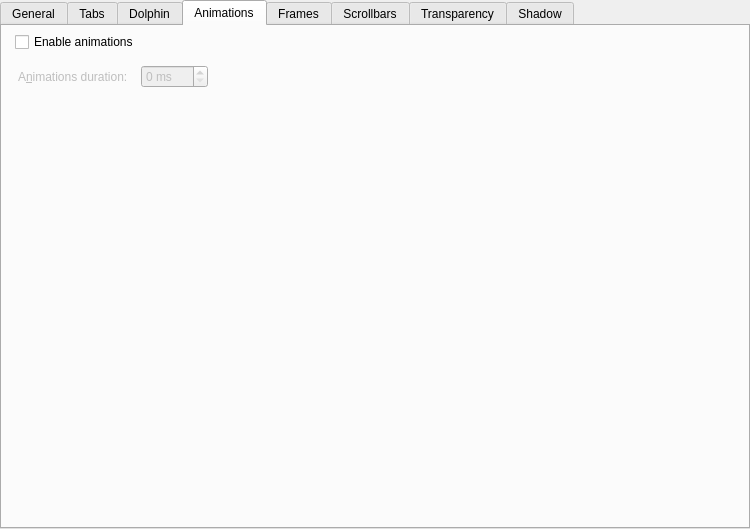
This is kde/kstyle/config/ui/blossomuistyleconfig.ui in BlossomMirrors/blossom-ui as Qt 5 draws it before an edit. The edited form follows.
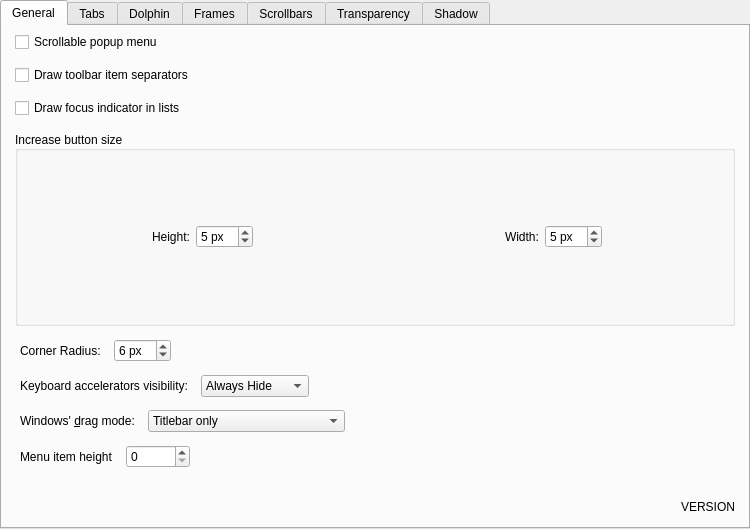
This is the edited form. The open tabs and pages were chosen to show the change. Custom widgets are drawn as their Qt base class.

Diff of the .ui file:
```diff
--- a/kde/kstyle/config/ui/blossomuistyleconfig.ui
+++ b/kde/kstyle/config/ui/blossomuistyleconfig.ui
@@ -82,13 +82,6 @@
          </property>
         </widget>
        </item>
-       <item row="3" column="0">
-        <widget class="QCheckBox" name="_sunkenEffect">
-         <property name="text">
-          <string>Float and sunken effect on checkboxes and radio buttons</string>
-         </property>
-        </widget>
-       </item>
        <item row="5" column="0" rowspan="6" colspan="2">
         <widget class="QGroupBox" name="groupBox">
          <property name="sizePolicy">
@@ -511,13 +504,6 @@
          </property>
         </widget>
        </item>
-       <item row="4" column="0">
-        <widget class="QCheckBox" name="_useNewCheckBox">
-         <property name="text">
-          <string>Use the new checkbox style</string>
-         </property>
-        </widget>
-       </item>
       </layout>
      </widget>
      <widget class="QWidget" name="Tabs">
@@ -545,30 +531,6 @@
          <property name="topMargin">
           <number>4</number>
          </property>
-         <item>
-          <widget class="QRadioButton" name="_defaultTabbar">
-           <property name="text">
-            <string>BlossomUI</string>
-           </property>
-           <property name="checked">
-            <bool>true</bool>
-           </property>
-          </widget>
-         </item>
-         <item>
-          <widget class="QRadioButton" name="_oldTabbar">
-           <property name="text">
-            <string>BlossomUI Default</string>
-           </property>
-          </widget>
-         </item>
-         <item>
-          <widget class="QRadioButton" name="_tabBarAltStyle">
-           <property name="text">
-            <string>BlossomUI Alternative</string>
-           </property>
-          </widget>
-         </item>
          <item>
           <widget class="QCheckBox" name="_documentModeTabs">
            <property name="text">
@@ -764,13 +726,6 @@
        <property name="bottomMargin">
         <number>13</number>
        </property>
-       <item>
-        <widget class="QCheckBox" name="_transparentDolphinView">
-         <property name="text">
-          <string>Transparent Dolphin view</string>
-         </property>
-        </widget>
-       </item>
        <item>
         <widget class="QCheckBox" name="_disableDolphinUrlNavigatorBackground">
          <property name="text">
@@ -951,110 +906,6 @@
        </item>
       </layout>
      </widget>
-     <widget class="QWidget" name="Animations">
-      <attribute name="title">
-       <string>Animations</string>
-      </attribute>
-      <layout class="QGridLayout" name="gridLayout_5">
-       <property name="leftMargin">
-        <number>11</number>
-       </property>
-       <property name="topMargin">
-        <number>6</number>
-       </property>
-       <property name="rightMargin">
-        <number>13</number>
-       </property>
-       <property name="bottomMargin">
-        <number>13</number>
-       </property>
-       <property name="spacing">
-        <number>13</number>
-       </property>
-       <item row="1" column="0">
-        <layout class="QVBoxLayout" name="verticalLayout_8">
-         <property name="leftMargin">
-          <number>2</number>
-         </property>
-         <item>
-          <widget class="QCheckBox" name="_animationsEnabled">
-           <property name="text">
-            <string>Enable animations</string>
-           </property>
-          </widget>
-         </item>
-        </layout>
-       </item>
-       <item row="3" column="0">
-        <spacer name="verticalSpacer_5">
-         <property name="orientation">
-          <enum>Qt::Orientation::Vertical</enum>
-         </property>
-         <property name="sizeHint" stdset="0">
-          <size>
-           <width>20</width>
-           <height>40</height>
-          </size>
-         </property>
-        </spacer>
-       </item>
-       <item row="2" column="0">
-        <layout class="QHBoxLayout" name="horizontalLayout_15">
-         <item>
-          <widget class="QLabel" name="_animationsDurationLabel">
-           <property name="enabled">
-            <bool>false</bool>
-           </property>
-           <property name="text">
-            <string>A&amp;nimations duration:</string>
-           </property>
-           <property name="alignment">
-            <set>Qt::AlignmentFlag::AlignLeading|Qt::AlignmentFlag::AlignLeft|Qt::AlignmentFlag::AlignVCenter</set>
-           </property>
-           <property name="indent">
-            <number>5</number>
-           </property>
-           <property name="buddy">
-            <cstring>_animationsDuration</cstring>
-           </property>
-          </widget>
-         </item>
-         <item>
-          <widget class="QSpinBox" name="_animationsDuration">
-           <property name="enabled">
-            <bool>false</bool>
-           </property>
-           <property name="sizePolicy">
-            <sizepolicy hsizetype="Preferred" vsizetype="Fixed">
-             <horstretch>0</horstretch>
-             <verstretch>0</verstretch>
-            </sizepolicy>
-           </property>
-           <property name="suffix">
-            <string> ms</string>
-           </property>
-           <property name="maximum">
-            <number>500</number>
-           </property>
-          </widget>
-         </item>
-         <item>
-          <spacer name="horizontalSpacer_4">
-           <property name="orientation">
-            <enum>Qt::Orientation::Horizontal</enum>
-           </property>
-           <property name="sizeHint" stdset="0">
-            <size>
-             <width>40</width>
-             <height>20</height>
-            </size>
-           </property>
-          </spacer>
-         </item>
-        </layout>
-       </item>
-      </layout>
-     </widget>
      <widget class="QWidget" name="Frames">
       <attribute name="title">
        <string>Frames</string>
@@ -1122,20 +973,6 @@
            </property>
           </widget>
          </item>
-         <item>
-          <widget class="QCheckBox" name="_fancyMargins">
-           <property name="text">
-            <string>Fancy margins</string>
-           </property>
-          </widget>
-         </item>
-         <item>
-          <widget class="QCheckBox" name="_fullOutline">
-           <property name="text">
-            <string>Full outline</string>
-           </property>
-          </widget>
-         </item>
         </layout>
        </item>
        <item>
```
Left out of the diff: 35 changed lines with no effect on the pictures.
